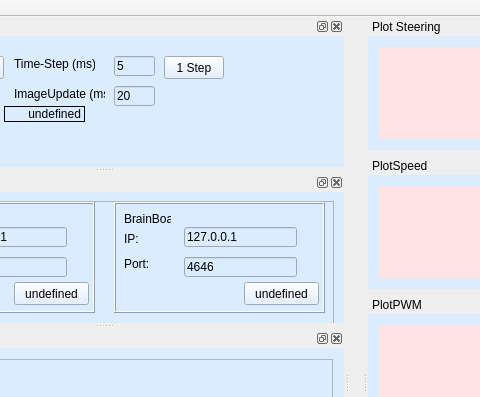
First picture: the form in mainwindow.ui, repository bitschieber/ISFDesktopControl, before the edit; both pictures show x 136 to 616 and y 0 to 397 of the 1024 by 768 pixel window.
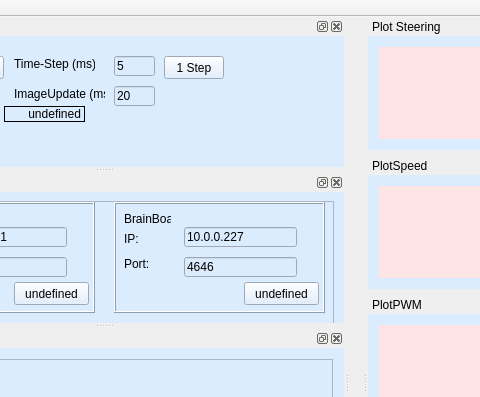
Second picture: the form after the edit. Custom widgets are drawn as their Qt base class.

Patch:
```diff
--- a/mainwindow.ui
+++ b/mainwindow.ui
@@ -817,7 +817,7 @@
          </rect>
         </property>
         <property name="text">
-         <string>127.0.0.1</string>
+         <string>10.0.0.227</string>
         </property>
        </widget>
        <widget class="QLineEdit" name="lineEditBrainBoardPort">
```
